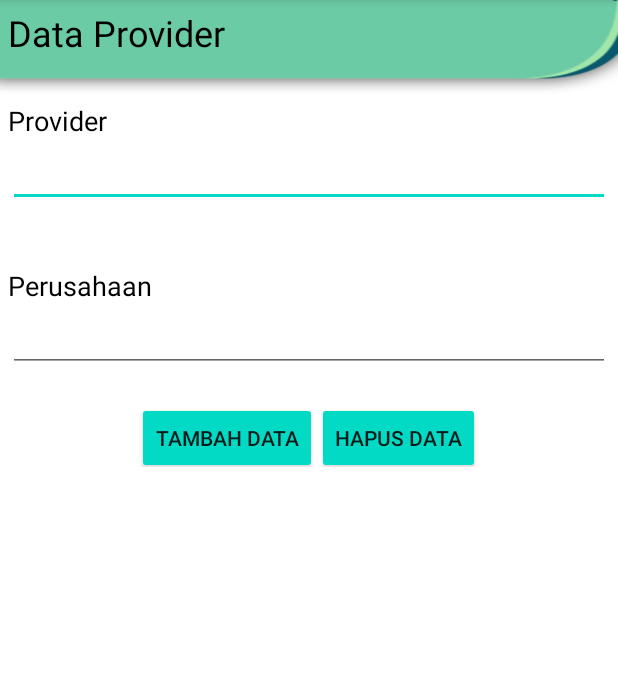
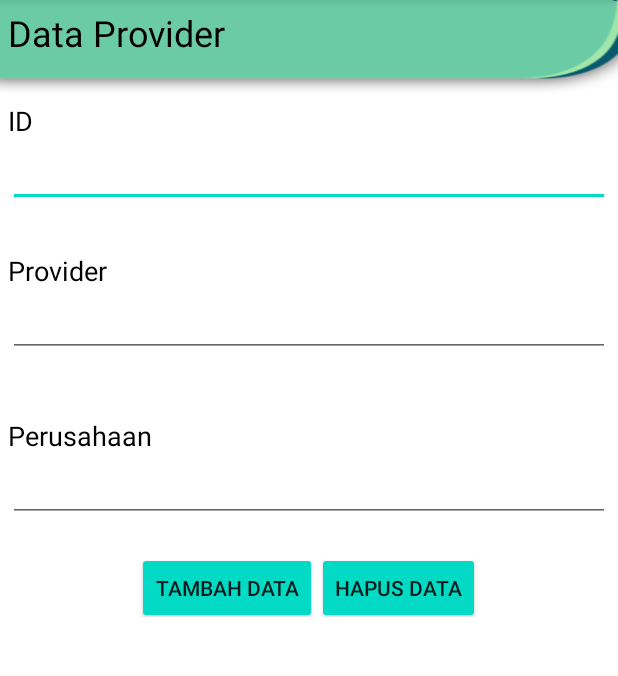
Before and after one commit to faqihakih/final-project-oop2, an Android app: the DimasActivity screen opened directly, with no data from a screen before it, on a phone screen of 412 x 824 dp, the part 84-760 px from its top. Run offline under Robolectric (Android 15) with nearby library versions, the phone set to English and light mode, and no system bars; libraries missing offline, so code that uses them is left out: io.realm, io.realm.exceptions; 6 statements that could not run were skipped.

Commit message:
Progress hapus data Dimas 18090122

```diff
--- a/app/src/main/res/layout/activity_dimas.xml
+++ b/app/src/main/res/layout/activity_dimas.xml
@@ -20,6 +20,19 @@
             android:text="Data Provider"
             android:textColor="#000"
             android:textSize="24dp" />
+
+        <TextView
+            android:layout_width="match_parent"
+            android:layout_height="wrap_content"
+            android:paddingTop="30dp"
+            android:text="ID"
+            android:textColor="#000"
+            android:textSize="18dp" />
+
+        <EditText
+            android:id="@+id/et_id"
+            android:layout_width="match_parent"
+            android:layout_height="wrap_content" />
 
         <TextView
             android:layout_width="match_parent"
```
Also changed, not shown: app/src/main/java/com/example/final_project_oop2_and_mobile/DimasActivity.kt (+19 -0 lines).
